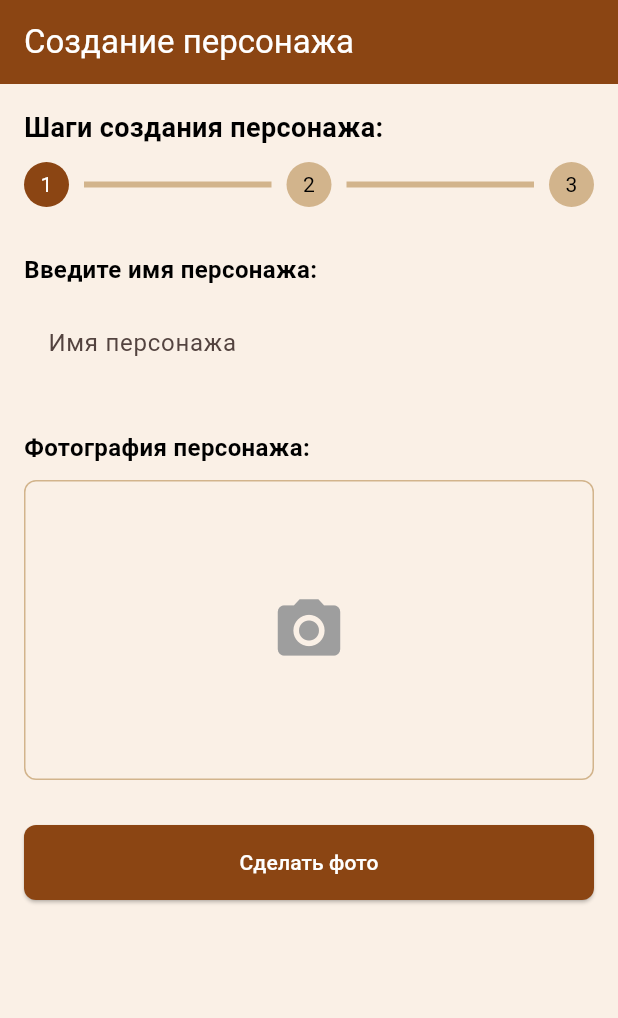
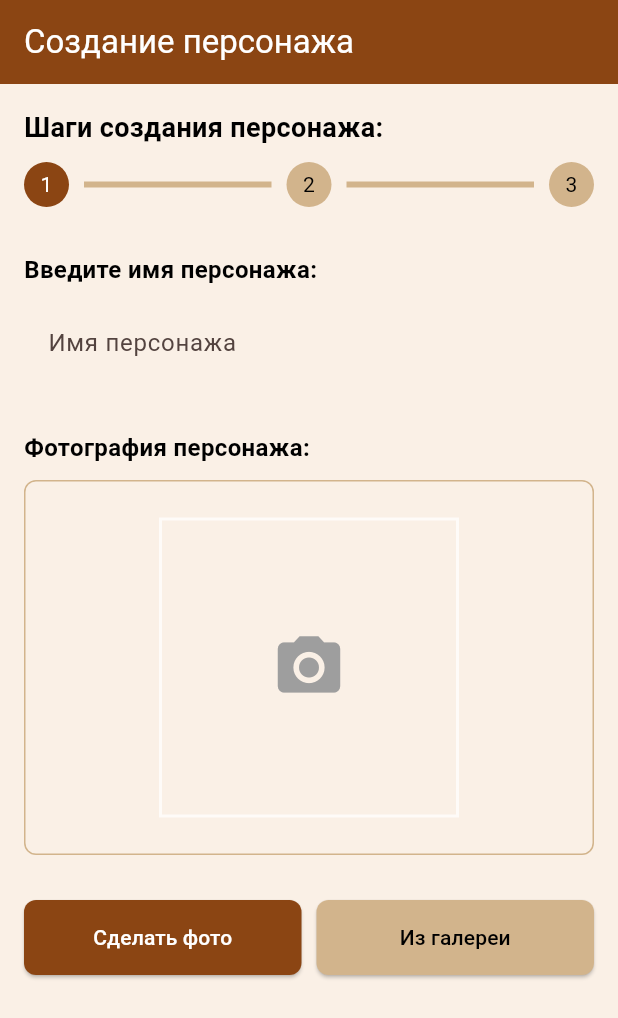
Before and after one commit to zigbug/heroff, a Flutter app: the screen it shows after launch, on a phone screen of 412 x 824 dp. Shown: the top 1018 px of the screen. Run offline on Flutter 3.47's test engine with Material 3 defaults, Android fonts, the phone set to English and light mode, and no system bars; our stand-ins replace image_picker.

Commit message:
реализована работа камеры

```diff
--- a/lib/screens/character_creation_page.dart
+++ b/lib/screens/character_creation_page.dart
@@ -1,6 +1,7 @@
 import 'package:flutter/material.dart';
 import 'dart:io';
-import '../theme.dart';
+import 'package:image_picker/image_picker.dart';
+
 import '../services/camera_service.dart';
 
 class CharacterCreationPage extends StatefulWidget {
@@ -17,29 +18,18 @@ class _CharacterCreationPageState extends State<CharacterCreationPage> {
 
   Future<void> _takePhoto() async {
     try {
-      // В реальном приложении здесь будет вызов CameraService
-      // Для демонстрации и тестирования используем заглушку
+      // Используем CameraService для получения фото с камеры
+      final CameraService cameraService = CameraService();
+      final XFile? photo = await cameraService.takePicture();
 
-      // Имитация работы CameraService
-      print('Имитация получения фото через CameraService...');
-
-      // В реальном приложении будет так:
-      // final CameraService cameraService = CameraService();
-      // final XFile? photo = await cameraService.takePicture();
-
-      // Для демонстрации просто используем заглушку
+      if (photo != null) {
         setState(() {
           _isPhotoTaken = true;
-        _photoPath = 'assets/sample_character_photo.jpg'; // временный путь
+          _photoPath = photo.path;
         });
-
-      // После успешного получения фото (в реальном коде):
-      // if (photo != null) {
-      //   setState(() {
-      //     _isPhotoTaken = true;
-      //     _photoPath = photo.path;
-      //   });
-      // }
+      } else {
+        print('Фото не было выбрано');
+      }
     } catch (e) {
       // Обработка ошибок
       print('Ошибка при получении фото: $e');
@@ -47,6 +37,30 @@ class _CharacterCreationPageState extends State<CharacterCreationPage> {
       ScaffoldMessenger.of(
         context,
       ).showSnackBar(SnackBar(content: Text('Не удалось получить фото: $e')));
+    }
+  }
+
+  Future<void> _pickFromGallery() async {
+    try {
+      // Используем CameraService для выбора фото из галереи
+      final CameraService cameraService = CameraService();
+      final XFile? photo = await cameraService.pickFromGallery();
+
+      if (photo != null) {
+        setState(() {
+          _isPhotoTaken = true;
+          _photoPath = photo.path;
+        });
+      } else {
+        print('Фото не было выбрано');
+      }
+    } catch (e) {
+      // Обработка ошибок
+      print('Ошибка при выборе фото из галереи: $e');
+      // В случае ошибки показываем сообщение пользователю
+      ScaffoldMessenger.of(context).showSnackBar(
+        SnackBar(content: Text('Не удалось выбрать фото из галереи: $e')),
+      );
     }
   }
 
@@ -153,9 +167,10 @@ class _CharacterCreationPageState extends State<CharacterCreationPage> {
                 style: TextStyle(fontSize: 16, fontWeight: FontWeight.bold),
               ),
               const SizedBox(height: 10),
+              // Контейнер с квадратным соотношением сторон 1:1
               Container(
-                height: 200,
                 width: double.infinity,
+                height: 250, // Фиксированная высота для квадратного отображения
                 decoration: BoxDecoration(
                   border: Border.all(
                     color: Theme.of(context).colorScheme.secondary,
@@ -163,44 +178,87 @@ class _CharacterCreationPageState extends State<CharacterCreationPage> {
                   borderRadius: BorderRadius.circular(8.0),
                   color: Theme.of(context).colorScheme.surface,
                 ),
+                child: Stack(
+                  children: [
+                    // Основное изображение с квадратным форматом
+                    Center(
                       child:
                           _isPhotoTaken
-                        ? Center(
-                          child:
-                              _photoPath != null
-                                  ? Image.file(
+                              ? _photoPath != null
+                                  ? AspectRatio(
+                                    aspectRatio: 1.0, // 1:1 соотношение
+                                    child: Image.file(
                                       File(_photoPath!),
                                       fit: BoxFit.cover,
-                                    width: double.infinity,
-                                    height: 200,
+                                    ),
                                   )
-                                  : const Text('Фото не доступно'),
-                        )
-                        : const Center(
-                          child: Icon(
+                                  : const Text('Фото не доступно')
+                              : const Icon(
                                 Icons.camera_alt,
                                 size: 50,
                                 color: Colors.grey,
                               ),
                     ),
+                    // Рамка на видоискатель (полупрозрачная)
+                    Align(
+                      alignment: Alignment.center,
+                      child: Container(
+                        width: 200, // Ширина рамки
+                        height: 200, // Высота рамки
+                        decoration: BoxDecoration(
+                          border: Border.all(
+                            color: Colors.white.withOpacity(0.7),
+                            width: 2,
+                          ),
+                        ),
+                      ),
+                    ),
+                  ],
+                ),
               ),
               const SizedBox(height: 30),
 
-              // Кнопка сделать фото
-              SizedBox(
-                width: double.infinity,
+              // Кнопки сделать фото и выбрать из галереи
+              Row(
+                children: [
+                  Expanded(
+                    child: SizedBox(
                       height: 50,
                       child: ElevatedButton(
                         onPressed: _takePhoto,
                         style: ElevatedButton.styleFrom(
-                    backgroundColor: Theme.of(context).colorScheme.primary,
-                    foregroundColor: Theme.of(context).colorScheme.onPrimary,
+                          backgroundColor:
+                              Theme.of(context).colorScheme.primary,
+                          foregroundColor:
+                              Theme.of(context).colorScheme.onPrimary,
                           shape: RoundedRectangleBorder(
                             borderRadius: BorderRadius.circular(8.0),
                           ),
                         ),
                         child: const Text('Сделать фото'),
                       ),
+                    ),
+                  ),
+                  const SizedBox(width: 10),
+                  Expanded(
+                    child: SizedBox(
+                      height: 50,
+                      child: ElevatedButton(
+                        onPressed: _pickFromGallery,
+                        style: ElevatedButton.styleFrom(
+                          backgroundColor:
+                              Theme.of(context).colorScheme.secondary,
+                          foregroundColor:
+                              Theme.of(context).colorScheme.onSecondary,
+                          shape: RoundedRectangleBorder(
+                            borderRadius: BorderRadius.circular(8.0),
+                          ),
+                        ),
+                        child: const Text('Из галереи'),
+                      ),
+                    ),
+                  ),
+                ],
               ),
             ],
           ),
```
Also changed, not shown: lib/services/camera_service.dart (+15 -0 lines), 1 other file. Lines whose indentation alone changed are shown as unchanged.
